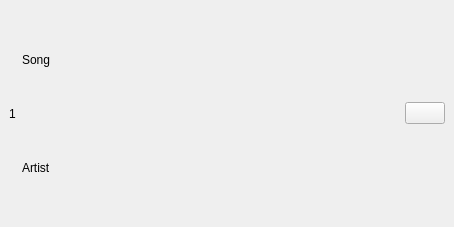
Old version of the form ui/SongItem.ui in the repository nichilum/nimamp.
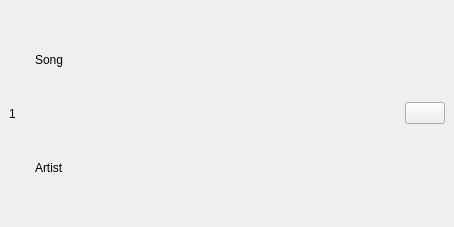
New version of the form. Icons and pictures are not drawn.

Commit message: load song image

Patch:
```diff
--- a/ui/SongItem.ui
+++ b/ui/SongItem.ui
@@ -36,6 +36,13 @@
         </property>
        </widget>
       </item>
+      <item>
+       <widget class="QLabel" name="songItemCover">
+        <property name="text">
+         <string/>
+        </property>
+       </widget>
+      </item>
       <item>
        <layout class="QVBoxLayout" name="verticalLayout">
         <item>
```
The commit also changes 3 other files.
